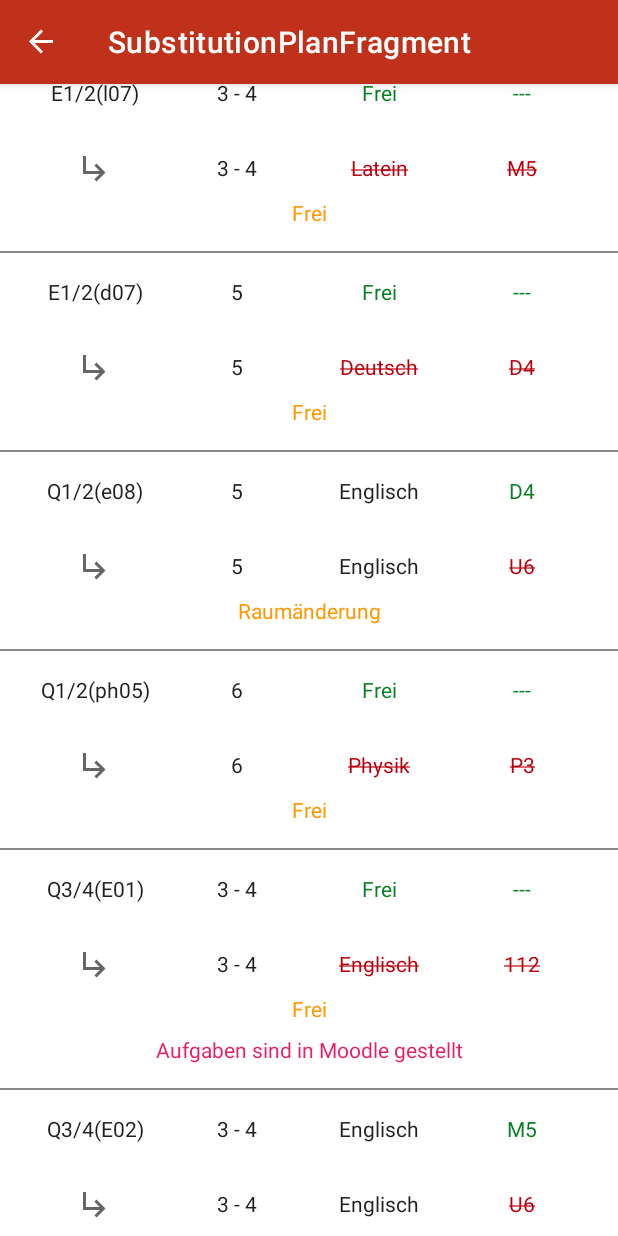
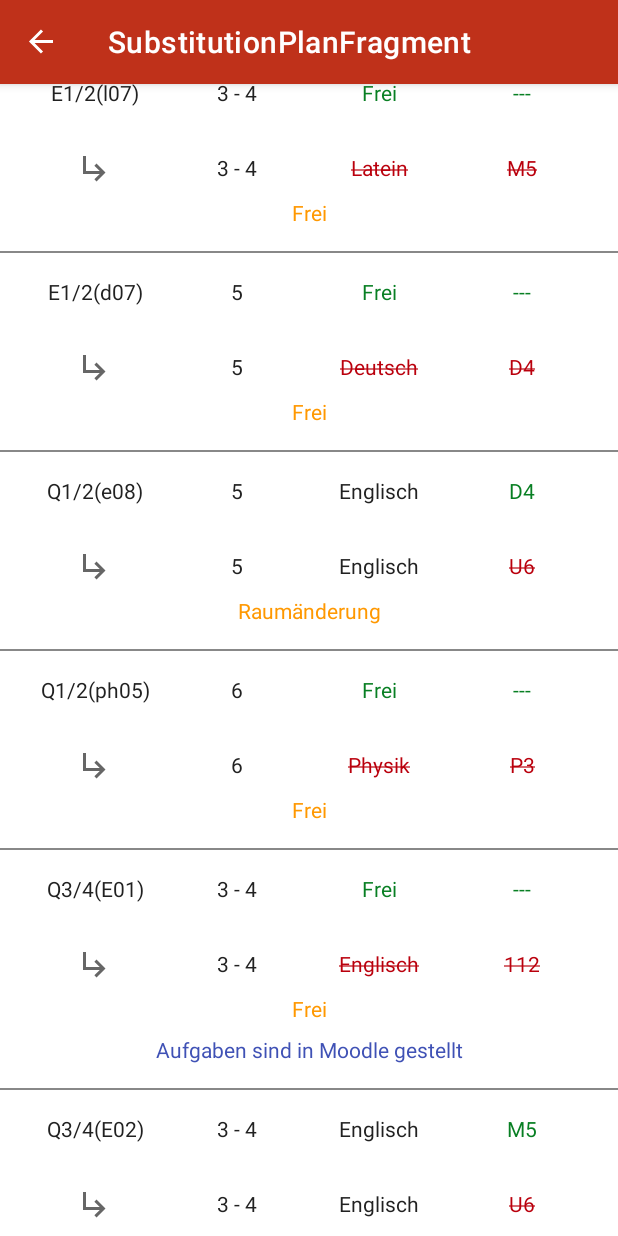
Before and after one commit to C0rr4do/ETS, an Android app: the SubstitutionPlanFragment screen opened through its navigation route, scrolled down 1666 dp, on a phone screen of 412 x 824 dp. Run offline under Robolectric (Android 15) with nearby library versions, the phone set to English and light mode, and no system bars; our stand-ins replace data binding, navigation-ui; plain views replace ExpansionHeader, ExpansionLayout.

Commit message:
changed special color

```diff
--- a/etsapp/app/src/main/res/values-night/colors.xml
+++ b/etsapp/app/src/main/res/values-night/colors.xml
@@ -3,7 +3,7 @@
     <color name="correct">@color/green_500_light</color>
     <color name="incorrect">@color/red_500_light</color>
     <color name="warning">@color/orange_500_light</color>
-    <color name="special">@color/pink_500_light</color>
+    <color name="special">@color/indigo_500_light</color>
 
     <color name="list_divider">@color/grey_500.5</color>
 </resources>
--- a/etsapp/app/src/main/res/values/colors.xml
+++ b/etsapp/app/src/main/res/values/colors.xml
@@ -18,13 +18,13 @@
     <color name="green_500_dark">#FF087F23</color>
     <color name="orange_500">#FFFF9800</color>
     <color name="orange_500_light">#FFFFC947</color>
-    <color name="pink_500">#FFE91E63</color>
-    <color name="pink_500_light">#FFFF6090</color>
+    <color name="indigo_500">#FF3F51B5</color>
+    <color name="indigo_500_light">#FF757DE8</color>
 
     <color name="correct">@color/green_500_dark</color>
     <color name="incorrect">@color/red_500_dark</color>
     <color name="warning">@color/orange_500</color>
-    <color name="special">@color/pink_500</color>
+    <color name="special">@color/indigo_500</color>
     <color name="text_default">@color/grey_900</color>
 
     <color name="list_divider">@color/grey_900.5</color>
```
